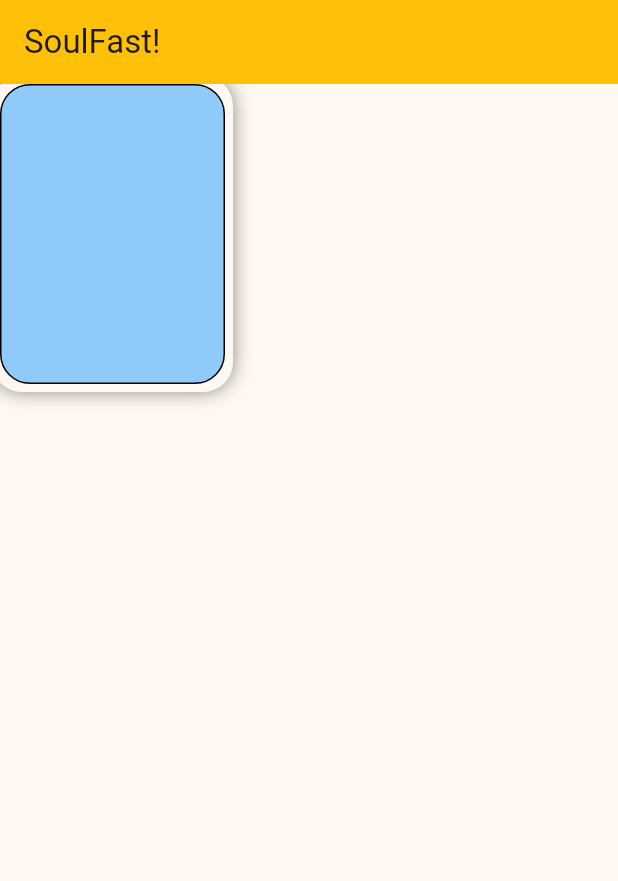
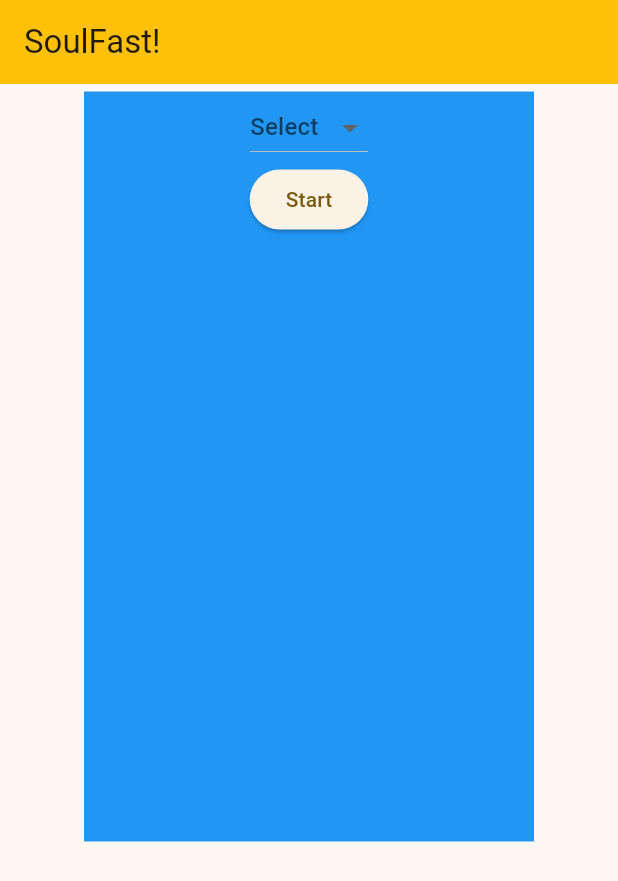
Before and after one commit to ilhamafandi21/soul-fast, a Flutter app: the screen it shows after launch, on a phone screen of 412 x 824 dp. Shown: the top 881 px of the screen. Run offline on Flutter 3.47's test engine with Material 3 defaults, Android fonts, the phone set to English and light mode, and no system bars.

Commit message:
14 Nov 2025

```diff
--- a/lib/main.dart
+++ b/lib/main.dart
@@ -1,5 +1,5 @@
 import 'package:flutter/material.dart';
-import 'package:soulfast/pages/home.dart';
+import 'package:soulfast/pages/home/home.dart';
 
 void main() {
   runApp(const MyApp());
--- a/lib/pages/home.dart
+++ /dev/null
@@ -1,33 +0,0 @@
-import 'package:flutter/material.dart';
-import 'package:soulfast/widgets/dropdown_widget.dart';
-
-class Home extends StatelessWidget {
-  const Home({super.key});
-
-
-
-  @override
-  Widget build(BuildContext context) {
-    return Scaffold(
-      appBar: AppBar(title: Text('SoulFast!'), backgroundColor: Colors.amber),
-      body: Container(
-        height: 200,
-        width: 150,
-        decoration: BoxDecoration(
-          color: Colors.blue[200],
-          borderRadius: BorderRadius.circular(20),
-          border: Border.all(color: Colors.black),
-          boxShadow: [
-            BoxShadow(
-              color: Colors.black45,
-              blurStyle: BlurStyle.outer,
-              blurRadius: 10,
-              spreadRadius: 5,
-            ),
-          ],
-        ),
-        child: DropdownWidget(),
-      ),
-    );
-  }
-}
--- /dev/null
+++ b/lib/pages/home/home.dart
@@ -0,0 +1,58 @@
+import 'package:flutter/material.dart';
+
+class Home extends StatefulWidget {
+  const Home({super.key});
+
+  @override
+  State<Home> createState() => _HomeState();
+}
+
+class _HomeState extends State<Home> {
+  String? selectedFasting;
+  List<String> variantFasting = [
+    '16/8',
+    '18/6',
+    '24 Jam',
+    '36 Jam',
+    '48 Jam',
+    '72 Jam',
+  ];
+
+  @override
+  Widget build(BuildContext context) {
+    return Scaffold(
+      appBar: AppBar(title: Text('SoulFast!'), backgroundColor: Colors.amber),
+      body: SingleChildScrollView(
+        child: SafeArea(
+          child: Center(
+            child: Container(
+              height: 500,
+              width: 300,
+              margin: EdgeInsets.all(5),
+              decoration: BoxDecoration(color: Colors.blue),
+              child: Column(
+                children: [
+                  DropdownButton(
+                  value: selectedFasting,
+                  hint: Text('Select'),
+                    items: variantFasting.map((value){
+                      return DropdownMenuItem(
+                        value: value,
+                        child: Text(value));
+                    }).toList(),
+                    onChanged: (e) {
+                      setState(() {
+                        selectedFasting = e;
+                      });
+                    },
+                  ),
+                  ElevatedButton(onPressed: () {}, child: Text('Start')),
+                ],
+              ),
+            ),
+          ),
+        ),
+      ),
+    );
+  }
+}
--- a/lib/widgets/dropdown_widget.dart
+++ /dev/null
@@ -1,28 +0,0 @@
-import 'dart:async';
-
-import 'package:flutter/material.dart';
-
-class DropdownWidget extends StatefulWidget {
-  const DropdownWidget({super.key});
-
-  @override
-  State<DropdownWidget> createState() => _DropdownWidgetState();
-}
-
-class _DropdownWidgetState extends State<DropdownWidget> {
-
-
-  String formatTime(int remainingSecond) {
-    final hours = remainingSecond ~/ 3600;
-    final minutes = (remainingSecond % 3600) ~/ 60;
-    final seconds = remainingSecond % 60;
-
-    // Format dengan 2 digit, misal 01:05:09
-    return '${hours.toString().padLeft(2, '0')}:${minutes.toString().padLeft(2, '0')}:${seconds.toString().padLeft(2, '0')}';
-  }
-
-  @override
-  Widget build(BuildContext context) {
-    return Column();
-  }
-}
```
